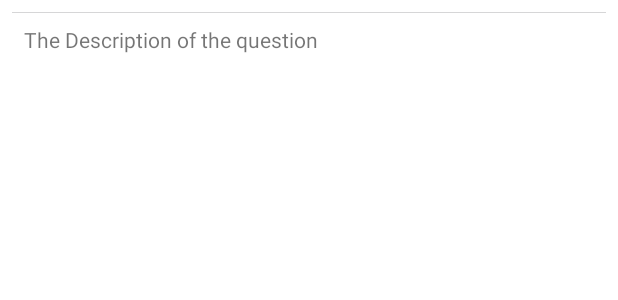
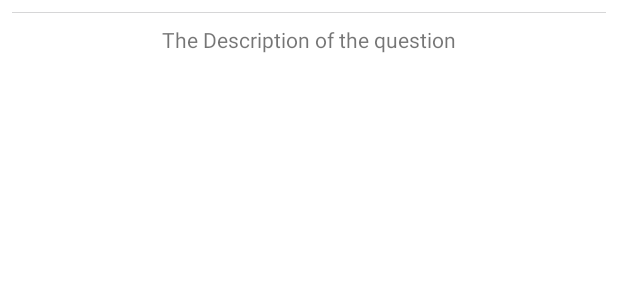
Before and after one commit to hey-rum-ba/TutorApplication, an Android app: the layout show_solution.xml on its own in the app's theme, with its tools: preview values and no code run, on a phone screen of 412 x 824 dp. Shown: the top 300 px of the screen. Run offline under Robolectric (Android 15) with nearby library versions, the phone set to English and light mode, and no system bars.

Commit message:
first commit

```diff
--- a/app/src/main/AndroidManifest.xml
+++ b/app/src/main/AndroidManifest.xml
@@ -26,6 +26,8 @@
             android:exported="true" />
         <activity android:name=".ImageActivity"
             android:exported="true" />
+        <activity android:name=".showPreviousQuestion"
+            android:exported="true" />
         <activity
             android:name=".ui.login.LoginActivity"
             android:exported="true"
--- a/app/src/main/res/layout/show_solution.xml
+++ b/app/src/main/res/layout/show_solution.xml
@@ -1,12 +1,15 @@
 <?xml version="1.0" encoding="utf-8"?>
-<LinearLayout xmlns:android="http://schemas.android.com/apk/res/android"
+<ScrollView xmlns:android="http://schemas.android.com/apk/res/android"
     xmlns:app="http://schemas.android.com/apk/res-auto"
     xmlns:tools="http://schemas.android.com/tools"
     android:layout_width="match_parent"
     android:layout_height="match_parent"
     android:orientation="vertical"
     android:padding="8dp">
-
+<LinearLayout
+    android:layout_width="match_parent"
+    android:layout_height="wrap_content"
+    android:orientation="vertical">
     <ImageView
         android:id="@+id/solutionShow"
         android:layout_width="match_parent"
@@ -18,5 +21,7 @@
         android:layout_width="match_parent"
         android:layout_height="wrap_content"
         android:layout_margin="8dp"
+        android:gravity="center_horizontal"
         android:text="The Description of the question" />
 </LinearLayout>
+</ScrollView>
--- a/app/src/main/res/values/strings.xml
+++ b/app/src/main/res/values/strings.xml
@@ -31,6 +31,10 @@
     <string name="create_a_new_acount">Create a New Acount</string>
     <string name="signIn_as_a_tutor">Signin as A Tutor</string>
     <string name="LogOut">LogOut</string>
+    <string name="description">Description</string>
+    <string name="show_previous_solved">Show Previous Solved</string>
+    <string name="upload">Upload</string>
+    <string name="choose_file">Choose file</string>
     <string-array name="planets_array">
         <item>Mercury</item>
         <item>Venus</item>
```
Also changed, not shown: app/src/main/java/com/citrine/askaquestion/ImageAdapter.java (+12 -10 lines), app/src/main/java/com/citrine/askaquestion/showPreviousQuestion.java (added, +44 -0 lines), app/src/main/res/layout/imagepicker.xml (+5 -5 lines).
